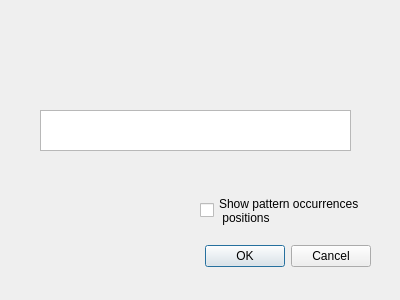
Old version of the form dialog.ui in the repository TiReks33/search_pattern.
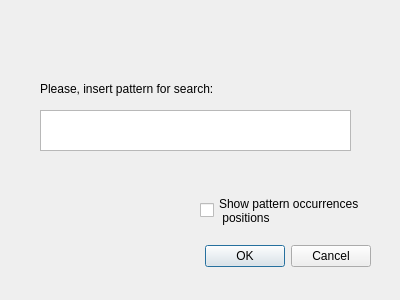
New version of the form.

```diff
--- a/dialog.ui
+++ b/dialog.ui
@@ -56,6 +56,19 @@
     <bool>false</bool>
    </property>
   </widget>
+  <widget class="QLabel" name="label">
+   <property name="geometry">
+    <rect>
+     <x>40</x>
+     <y>80</y>
+     <width>311</width>
+     <height>18</height>
+    </rect>
+   </property>
+   <property name="text">
+    <string>Please, insert pattern for search:</string>
+   </property>
+  </widget>
  </widget>
  <resources/>
  <connections>
```
Left out of the diff: 2 changed lines with no effect on the pictures.
